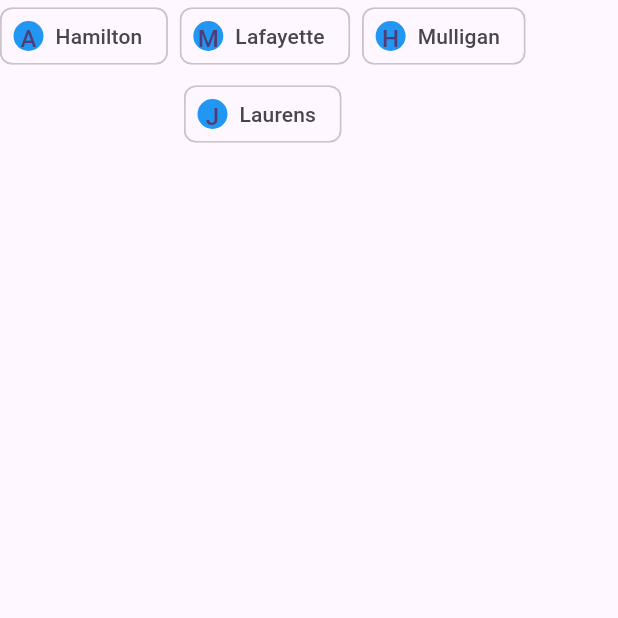
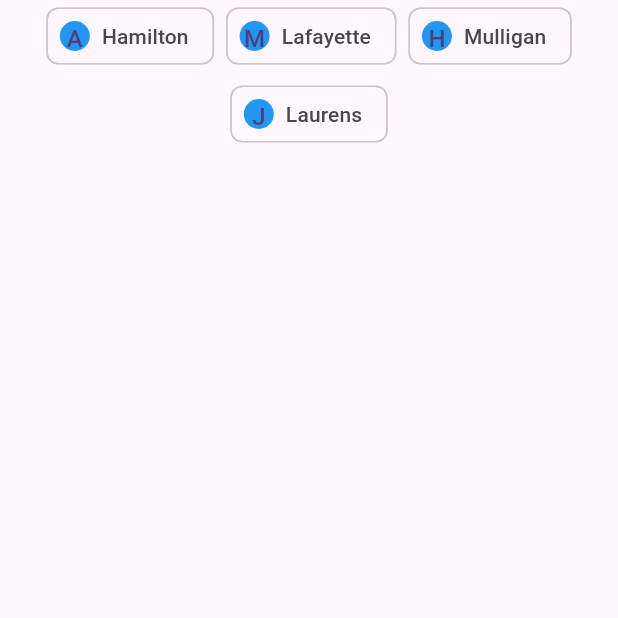
Before and after one commit to jaycehan-bit/funnyone, a Flutter app: the FlowLayoutPage screen opened directly, on a phone screen of 412 x 824 dp, the top half of it. Run offline on Flutter 3.47's test engine with Material 2 defaults, Android fonts, the phone set to English and light mode, and no system bars.

Commit message:
简单布局

```diff
--- a/lib/Layout/FlowLayout.dart
+++ b/lib/Layout/FlowLayout.dart
@@ -3,7 +3,10 @@ import 'package:flutter/material.dart';
 class FlowLayoutPage extends StatelessWidget {
   @override
   Widget build(BuildContext context) {
-    return const Wrap(
+    return Scaffold(
+      body: ConstrainedBox(
+        constraints: const BoxConstraints.expand(),
+        child: const Wrap(
           spacing: 8.0, // 主轴（水平）方向间距
           runSpacing: 4.0, // 纵轴（垂直）方向间距
           alignment: WrapAlignment.center, // 沿主轴方向居中
@@ -16,18 +19,23 @@ class FlowLayoutPage extends StatelessWidget {
               ),
             ),
             Chip(
-          avatar: CircleAvatar(backgroundColor: Colors.blue, child: Text('M')),
+              avatar:
+                  CircleAvatar(backgroundColor: Colors.blue, child: Text('M')),
               label: Text('Lafayette'),
             ),
             Chip(
-          avatar: CircleAvatar(backgroundColor: Colors.blue, child: Text('H')),
+              avatar:
+                  CircleAvatar(backgroundColor: Colors.blue, child: Text('H')),
               label: Text('Mulligan'),
             ),
             Chip(
-          avatar: CircleAvatar(backgroundColor: Colors.blue, child: Text('J')),
+              avatar:
+                  CircleAvatar(backgroundColor: Colors.blue, child: Text('J')),
               label: Text('Laurens'),
             ),
           ],
+        ),
+      ),
     );
   }
 }
--- a/lib/main.dart
+++ b/lib/main.dart
@@ -2,6 +2,7 @@ import 'package:flutter/material.dart';
 import 'UIControl/UIControl.dart';
 import 'Layout/Layout.dart';
 import 'Layout/FlexLayout.dart';
+import 'Layout/FlowLayout.dart';
 
 void main() {
   runApp(const MyApp());
@@ -185,7 +186,8 @@ class StateObjectRouteState extends State<StateObjectRoute> {
                       // return SecondRoute();
                       // return UIControlPage();
                       // return JCLayoutPage();
-                      return FlexLayoutWidget();
+                      // return FlexLayoutWidget();
+                      return FlowLayoutPage();
                     }),
                   );
                 },
```
Lines whose indentation alone changed are shown as unchanged.
